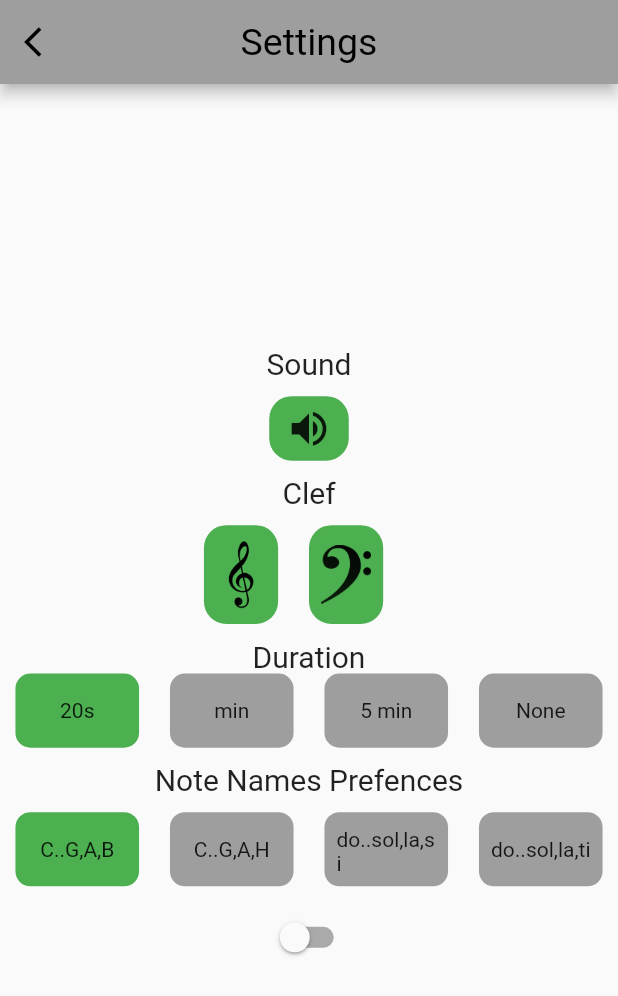
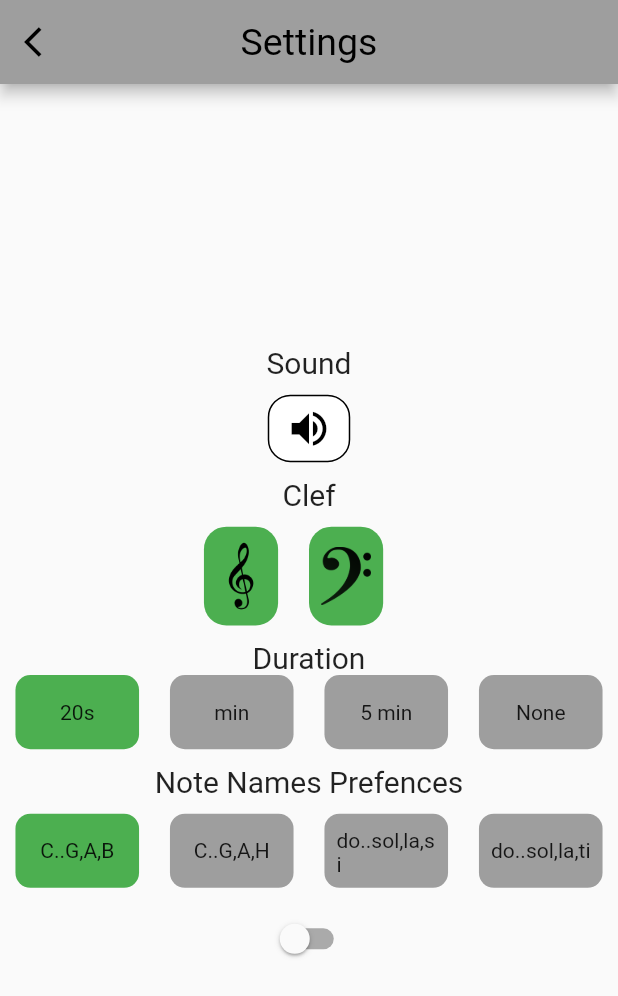
Before and after one commit to aydindie/note_learning_game, a Flutter app: the screen it shows after launch, after a tap on the "settings" icon, on a phone screen of 412 x 824 dp. Shown: the top 996 px of the screen. Run offline on Flutter 3.47's test engine with Material 2 defaults, Android fonts, the phone set to English and light mode, and no system bars; our stand-ins replace audioplayers, circular_countdown_timer, easy_localization, equatable, flutter_mobx, freezed_annotation and 3 more; missing offline and left inert: staggered_grid_view_flutter; generated files the repository leaves out were written again.

Commit message:
oynadm bişilerle

```diff
--- a/lib/main.dart
+++ b/lib/main.dart
@@ -1,3 +1,5 @@
+import 'dart:async';
+
 import 'package:easy_localization/easy_localization.dart';
 import 'package:flutter/material.dart';
 import 'package:flutter_mobx/flutter_mobx.dart';
@@ -47,6 +49,7 @@ class MyApp extends StatelessWidget {
           create: (_) => NoteModel(),
         ),
         Provider(create: (_) => SoundStore()),
+      // Provider(create: (_) => TimeStore()),
       ],
       child: Provider(
         create: (_) => ThemeStore(),
--- a/lib/ui/Home/home_view.dart
+++ b/lib/ui/Home/home_view.dart
@@ -7,8 +7,8 @@ import 'package:provider/provider.dart';
 import '../../constants/enums.dart';
 import '../../stores/all_store.dart';
 import '../../utils/colors.dart';
+import '../../widgets/LinearTimer.dart';
 import '../../widgets/anwers_widget.dart';
-import '../../widgets/countdown_timer.dart';
 import '../../widgets/question_widget.dart';
 import '../../widgets/top_iconbuttons.dart';
 
@@ -41,7 +41,34 @@ class _MyHomePageState extends State<MyHomePage> {
                   height: 2,
                 ),
                 Observer(builder: (_) {
+                  return Row(
+                    mainAxisAlignment: MainAxisAlignment.spaceBetween,
+                    children: [
+                      Observer(
+                        builder: (_) {
                           return Container(
+                            child: scoreBar(
+                                h,
+                                w,
+                                currentScoreBackgroundColor,
+                                noteViewModel.durationPreferences ==
+                                        DurationPreferences.NONE
+                                    ? "${"score".tr()}: ${noteViewModel.score}"
+                                    : noteViewModel.durationPreferences ==
+                                            DurationPreferences.TWENTY
+                                        ? "${"score".tr()}: ${noteViewModel.score20s}"
+                                        : noteViewModel.durationPreferences ==
+                                                DurationPreferences.MINUTE
+                                            ? "${"score".tr()}: ${noteViewModel.score1m}"
+                                            : noteViewModel
+                                                        .durationPreferences ==
+                                                    DurationPreferences.FIVE_MIN
+                                                ? "${"score".tr()}: ${noteViewModel.score5m}"
+                                                : "score".tr()),
+                          );
+                        },
+                      ),
+                      Container(
                         child: noteViewModel.durationPreferences ==
                                 DurationPreferences.NONE
                             ? const SizedBox(
@@ -49,7 +76,10 @@ class _MyHomePageState extends State<MyHomePage> {
                               )
                             : noteViewModel.durationPreferences ==
                                     DurationPreferences.TWENTY
-                            ? Observer(
+                                ? Row(
+                                    mainAxisAlignment: MainAxisAlignment.end,
+                                    children: [
+                                      Observer(
                                         builder: (_) {
                                           return scoreBar(
                                               h,
@@ -57,6 +87,8 @@ class _MyHomePageState extends State<MyHomePage> {
                                               bestScoreBackgroundColor,
                                               "${"best_score".tr()}: ${noteViewModel.best20sScore}");
                                         },
+                                      ),
+                                    ],
                                   )
                                 : noteViewModel.durationPreferences ==
                                         DurationPreferences.MINUTE
@@ -81,33 +113,14 @@ class _MyHomePageState extends State<MyHomePage> {
                                             },
                                           )
                                         : null,
+                      ),
+                    ],
                   );
                 }),
 
-                Observer(builder: (_) {
-                  return const CountdownTimer();
-                }),
-                Observer(
-                  builder: (_) {
-                    return scoreBar(
-                        h,
-                        w,
-                        currentScoreBackgroundColor,
-                        noteViewModel.durationPreferences ==
-                                DurationPreferences.NONE
-                            ? "${"score".tr()}: ${noteViewModel.score}"
-                            : noteViewModel.durationPreferences ==
-                                    DurationPreferences.TWENTY
-                                ? "${"score".tr()}: ${noteViewModel.score20s}"
-                                : noteViewModel.durationPreferences ==
-                                        DurationPreferences.MINUTE
-                                    ? "${"score".tr()}: ${noteViewModel.score1m}"
-                                    : noteViewModel.durationPreferences ==
-                                            DurationPreferences.FIVE_MIN
-                                        ? "${"score".tr()}: ${noteViewModel.score5m}"
-                                        : "score".tr());
-                  },
-                ),
+                // Observer(builder: (_) {
+                //   return const CountdownTimer();
+                // }),
 
                 const SizedBox(
                   height: 5,
@@ -119,6 +132,16 @@ class _MyHomePageState extends State<MyHomePage> {
                   height: h * 0.03,
                 ),
                 //numpad gridview
+                LinearTimer(
+                  durationMiliseconds: 10 * 1000,
+                  onTimerFinish: () {
+                    print("Timer finished");
+                  },
+                ),
+                SizedBox(
+                  height: h * 0.03,
+                ),
+                // const LinearStoreTimer(),
 
                 const AnswersWidget(),
 
@@ -142,18 +165,40 @@ class _MyHomePageState extends State<MyHomePage> {
 
   FittedBox scoreBar(double h, double w, Color color, String text) {
     return FittedBox(
-      child: Container(
-        alignment: Alignment.center,
+      child: Row(
+        children: [
+          Container(
             height: h * 0.04,
-        width: w * 0.3,
             decoration: BoxDecoration(
+              border: Border.all(color: Colors.black, width: 1),
               color: color,
-          borderRadius: const BorderRadius.all(Radius.circular(10)),
+              borderRadius: const BorderRadius.all(Radius.circular(25)),
             ),
-        child: Text(
+            child: Padding(
+              padding: const EdgeInsets.symmetric(horizontal: 8.0),
+              child: Row(
+                children: [
+                  Text(
                     text,
-          style: const TextStyle(fontWeight: FontWeight.bold),
+                    style: TextStyle(
+                      fontWeight: FontWeight.w300,
+                      color: (color == currentScoreBackgroundColor)
+                          ? Colors.black
+                          : Colors.white,
                     ),
+                  ),
+                  Image.asset(
+                    "assets/images/treble.png",
+                    color: (color == currentScoreBackgroundColor)
+                        ? Colors.black
+                        : Colors.white,
+                    fit: BoxFit.fitWidth,
+                  )
+                ],
+              ),
+            ),
+          ),
+        ],
       ),
     );
   }
--- a/lib/utils/colors.dart
+++ b/lib/utils/colors.dart
@@ -1,7 +1,11 @@
 import 'package:flutter/material.dart';
 
-Color soundOnColor = Colors.green;
-Color soundOffColor = Colors.red;
+Color soundOnColor = Colors.white;
+Color soundOffColor = Colors.white;
+Color soundOnIconColor = Colors.black;
+Color soundOffIconColor = Colors.black;
+Color soundOnBorderColor = Colors.black;
+Color soundOffBorderColor = Colors.black;
 
 List onBoardColors = [
   const Color(0xffDAD3C8),
@@ -11,8 +15,8 @@ List onBoardColors = [
 Color onBoardLineColor = Colors.black;
 Color onBoardElevatedButtonColor = Colors.black;
 Color onBoardSkipTextColor = Colors.black;
-Color bestScoreBackgroundColor = Colors.yellow;
-Color currentScoreBackgroundColor = Colors.blueAccent.shade100;
+Color bestScoreBackgroundColor = Colors.black;
+Color currentScoreBackgroundColor = Colors.white;
 Color timerRingColor = Colors.black;
 Color timerFillColor = Colors.blueAccent[100]!;
 Color timerBackgroundColor = Colors.transparent;
@@ -34,13 +38,13 @@ List<Color> timerRingGradientColors = [
   Colors.black87,
   Colors.black,
 ];
-Color questionBackgroundColor = Colors.grey;
+Color questionBackgroundColor = Colors.white;
 Color hidedQuestionBackgroundColor = const Color.fromARGB(193, 0, 0, 0);
 Color playButtonColor = Colors.green;
 Color clefColor = Colors.black;
 Color noteColor = Colors.black;
 Color debugTestColor = Colors.red;
-Color answerBackgroundColor = Colors.grey;
+Color answerBackgroundColor = Colors.black;
 Color settingsAppBarBackgroundColor = Colors.grey;
 Color settingsAppBarTextColor = Colors.black;
 Color settingAppBarIconColor = Colors.black;
@@ -52,11 +56,11 @@ Color choosedNoteNamesBackgroundColor = Colors.green;
 Color notChoosedNoteNamesBackgroundColor = Colors.grey;
 Color correctAnswerBackgroundColor = Colors.green;
 Color wrongAnswerBackgroundColor = Colors.red;
-Color questionBoxShadow = const Color.fromARGB(51, 0, 0, 0).withOpacity(0.1);
-Color questionBoxBorderColorDarkMode = const Color.fromARGB(255, 215, 215, 215);
-Color questionBoxBorderColorLightMode = Colors.black.withOpacity(0.3);
-Color questionBoxBorderColor2DarkMode =
-    const Color.fromARGB(255, 224, 224, 224).withOpacity(0.5);
-Color questionBoxBorderColor2LightMode = Colors.black.withOpacity(0.1);
+Color questionBoxShadow = Colors.white;
+Color questionBoxBorderColorDarkMode = Colors.white;
+Color questionBoxBorderColorLightMode = Colors.white;
+Color questionBoxBorderColor2DarkMode = Colors.white;
+Color questionBoxBorderColor2LightMode = Colors.white;
 Color questionBorderDarkMode = Colors.white;
-Color questionBorderLightMode = Colors.black;
+Color questionBorderLightMode = Colors.white;
+Color answersTextColor = Colors.white;
--- /dev/null
+++ b/lib/widgets/LinearTimer.dart
@@ -0,0 +1,117 @@
+import 'dart:async';
+
+import 'package:flutter/material.dart';
+
+class LinearTimer extends StatefulWidget {
+  final int durationMiliseconds;
+  final Function onTimerFinish;
+
+  const LinearTimer(
+      {super.key,
+      required this.durationMiliseconds,
+      required this.onTimerFinish});
+
+  @override
+  _LinearTimerState createState() => _LinearTimerState();
+}
+
+class _LinearTimerState extends State<LinearTimer> {
+  late int _milisecondsRemaining;
+  late double _barWidth;
+  late int _milisecondsRemaining2;
+  late double _barWidth2;
+  int durationMiliseconds = 17;
+
+  @override
+  void initState() {
+    super.initState();
+    _milisecondsRemaining = widget.durationMiliseconds;
+    _barWidth = 1.0;
+    _milisecondsRemaining2 = widget.durationMiliseconds;
+    _barWidth2 = 1.0;
+    startTimer();
+  }
+
+  void startTimer() {
+    Timer.periodic(Duration(milliseconds: durationMiliseconds), (timer) {
+      setState(() {
+        if (_milisecondsRemaining2 > 0) {
+          _milisecondsRemaining2 -= durationMiliseconds;
+          _barWidth2 = _milisecondsRemaining2 <= 0
+              ? 0
+              : _milisecondsRemaining2 / widget.durationMiliseconds;
+        } else {
+          widget.onTimerFinish();
+          timer.cancel();
+        }
+      });
+    });
+  }
+
+  @override
+  Widget build(BuildContext context) {
+    return Stack(
+      children: [
+        Container(
+          height: 40.0,
+          width: MediaQuery.of(context).size.width,
+          decoration: BoxDecoration(
+            borderRadius: BorderRadius.circular(20.0),
+            color: Colors.black,
+          ),
+          child: FractionallySizedBox(
+            alignment: Alignment.centerLeft,
+            widthFactor: _barWidth2,
+            child: Padding(
+              padding: const EdgeInsets.all(3.0),
+              child: Container(
+                decoration: BoxDecoration(
+                  borderRadius: BorderRadius.circular(20.0),
+                  color: Colors.white,
+                ),
+              ),
+            ),
+          ),
+        ),
+        GestureDetector(
+          onTap: () {
+            setState(() {
+              _milisecondsRemaining2 = widget.durationMiliseconds;
+              _barWidth2 = 1.0;
+            });
+            startTimer();
+          },
+          child: SizedBox(
+            height: 40,
+            child: Padding(
+              padding: const EdgeInsets.symmetric(horizontal: 10.0),
+              child: Row(
+                mainAxisSize: MainAxisSize.min,
+                mainAxisAlignment: MainAxisAlignment.spaceEvenly,
+                children: [
+                  Expanded(
+                    child: Text(
+                      _milisecondsRemaining2 <= 0
+                          ? "finished"
+                          : ("${(_milisecondsRemaining2 / 1000).toStringAsFixed(0)}s left"),
+                      style: TextStyle(
+                        color: _milisecondsRemaining2 <= 0
+                            ? Colors.white
+                            : Colors.black,
+                        fontSize: 14,
+                      ),
+                    ),
+                  ),
+                  const Icon(
+                    Icons.timer_sharp,
+                    color: Colors.white,
+                  )
+                ],
+              ),
+            ),
+          ),
+        )
+      ],
+    );
+  }
+}
--- a/lib/widgets/sound_on_off_widget.dart
+++ b/lib/widgets/sound_on_off_widget.dart
@@ -24,6 +24,11 @@ class _SoundOnOffWidgetState extends State<SoundOnOffWidget> {
         decoration: BoxDecoration(
           color: soundStore.soundBool ? soundOnColor : soundOffColor,
           borderRadius: BorderRadius.circular(15),
+          border: Border.all(
+            color:
+                soundStore.soundBool ? soundOnBorderColor : soundOffBorderColor,
+            width: 1,
+          ),
         ),
         child: Padding(
           padding: const EdgeInsets.symmetric(vertical: 6.0, horizontal: 11),
@@ -31,12 +36,14 @@ class _SoundOnOffWidgetState extends State<SoundOnOffWidget> {
             enableFeedback: false,
             onTap: () => soundStore.changeSound(),
             child: soundStore.soundBool
-                ? const Icon(
+                ? Icon(
                     Icons.volume_up,
+                    color: soundOnIconColor,
                     size: 31,
                   )
-                : const Icon(
+                : Icon(
                     Icons.volume_off,
+                    color: soundOffIconColor,
                     size: 31,
                   ),
           ),
```
Also changed, not shown: lib/stores/all_store.dart (+56 -0 lines), lib/widgets/LinearWStore.dart (added, +80 -0 lines), lib/widgets/anwers_widget.dart (+7 -5 lines). Lines whose indentation alone changed are shown as unchanged.
